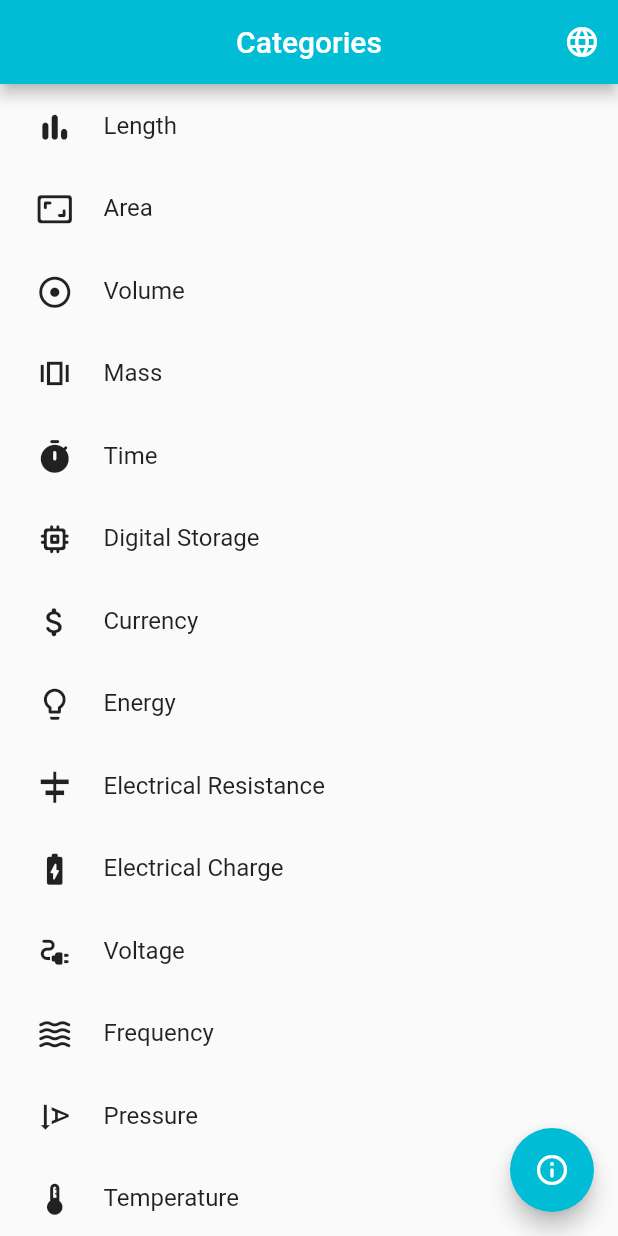
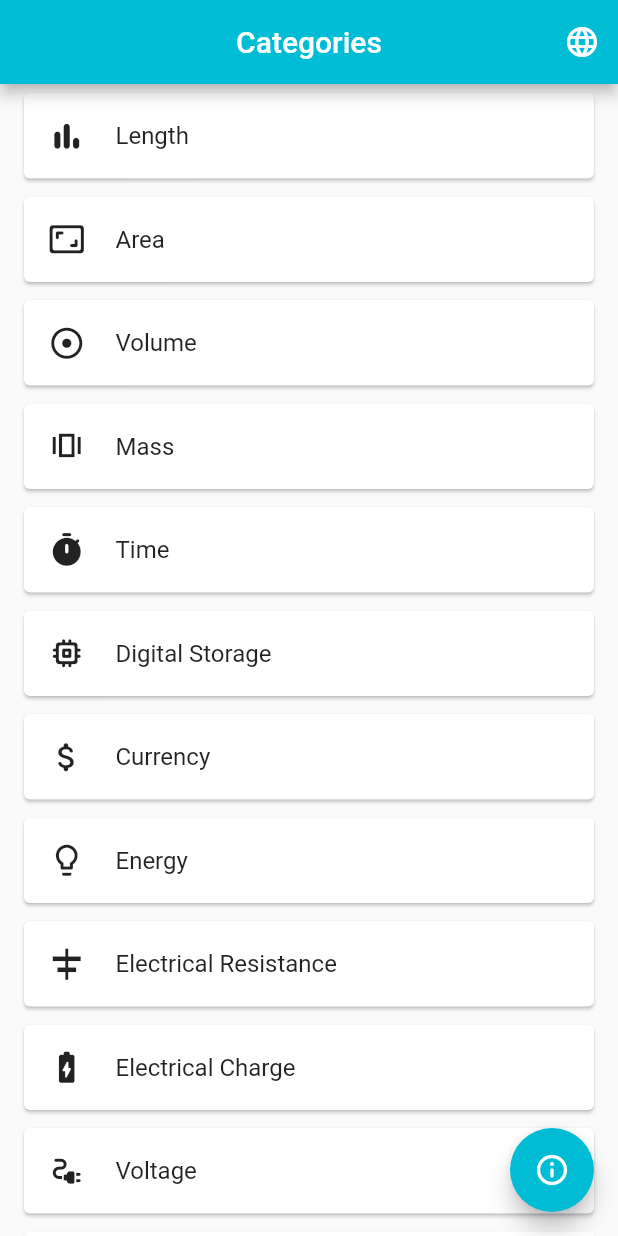
Before and after one commit to Franco904/unit-converter, a Flutter app: the CategoryListPage screen opened by its route, on a phone screen of 412 x 824 dp. Run offline on Flutter 3.47's test engine with Material 2 defaults, Android fonts, the phone set to English and light mode, and no system bars; our stand-ins replace flutter_secure_storage, get; accounts and stored records are empty.

Commit message:
#7 - Adicionar cards de categoria (#31)
* Cards de categoria

* Formatação

```diff
--- a/lib/app/modules/category_list/category_list_page.dart
+++ b/lib/app/modules/category_list/category_list_page.dart
@@ -32,7 +32,7 @@ class CategoryListPage extends GetView<CategoryListController> {
       body: ListView.builder(
           itemCount: controller.categories.length,
           itemBuilder: (BuildContext context, int i) {
-            return Padding(padding: EdgeInsets.only(left: 0), child: CategoryTile(category: controller.categories[i]));
+            return Padding(padding: EdgeInsets.symmetric(vertical: 2, horizontal: 12), child: CategoryTile(category: controller.categories[i]));
           }),
       floatingActionButton: FloatingActionButton(
         onPressed: () => Get.to(() => InfoPage()),
--- a/lib/app/modules/category_list/local_widgets/category_tile.dart
+++ b/lib/app/modules/category_list/local_widgets/category_tile.dart
@@ -11,14 +11,16 @@ class CategoryTile extends StatelessWidget {
   // Monta cada uma das opções de categorias
   @override
   Widget build(BuildContext context) {
-    return SizedBox(
-      height: 55,
+    return Container(
+      decoration: BoxDecoration(borderRadius: BorderRadius.circular(8)),
+      child: Card(
         child: InkWell(
-        highlightColor: Colors.grey[300],
-        splashColor: Colors.grey[350],
+          highlightColor: Colors.grey[100],
+          splashColor: Colors.cyan.withOpacity(0.3),
+          borderRadius: BorderRadius.circular(4),
           onTap: () => Get.to(() => UnitConverterPage(category: category)),
           child: Padding(
-          padding: EdgeInsets.only(top: 16, right: 16, bottom: 16, left: 24),
+            padding: EdgeInsets.only(top: 16, right: 16, bottom: 16, left: 16),
             child: Row(crossAxisAlignment: CrossAxisAlignment.center, children: [
               Center(child: Icon(category.icon, size: 25)),
               Center(
@@ -33,6 +35,7 @@ class CategoryTile extends StatelessWidget {
             ]),
           ),
         ),
+      ),
     );
   }
 }
```
Also changed, not shown: lib/app/modules/unit_converter/unit_converter_page.dart (+4 -4 lines). Lines whose indentation alone changed are shown as unchanged.
